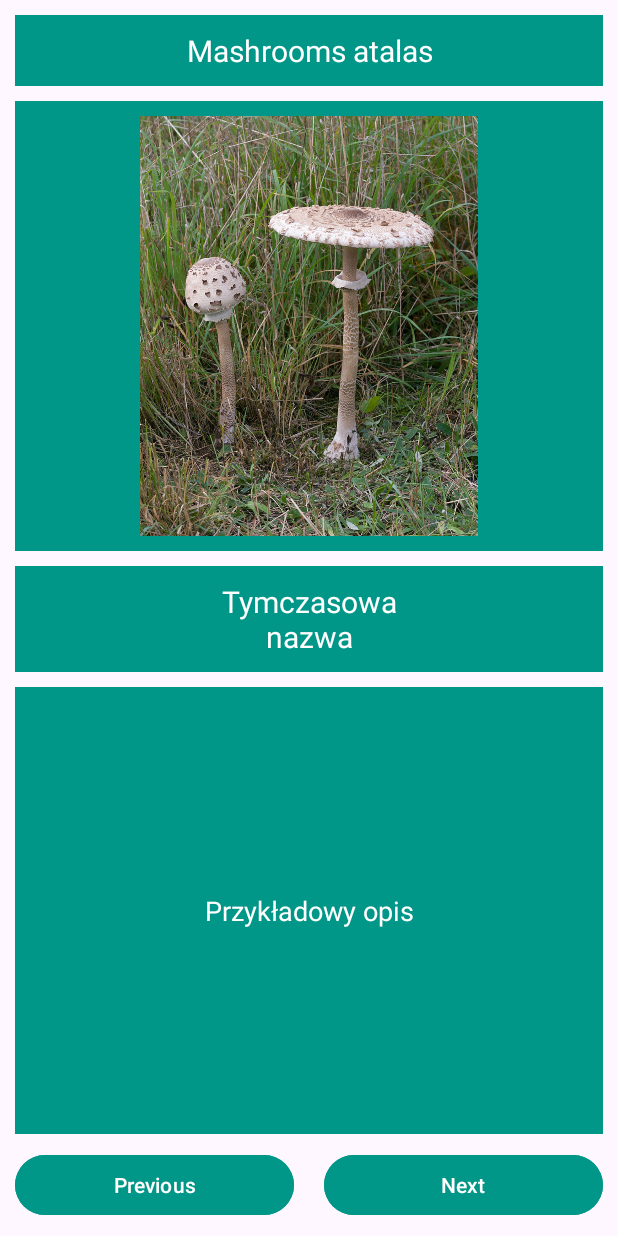
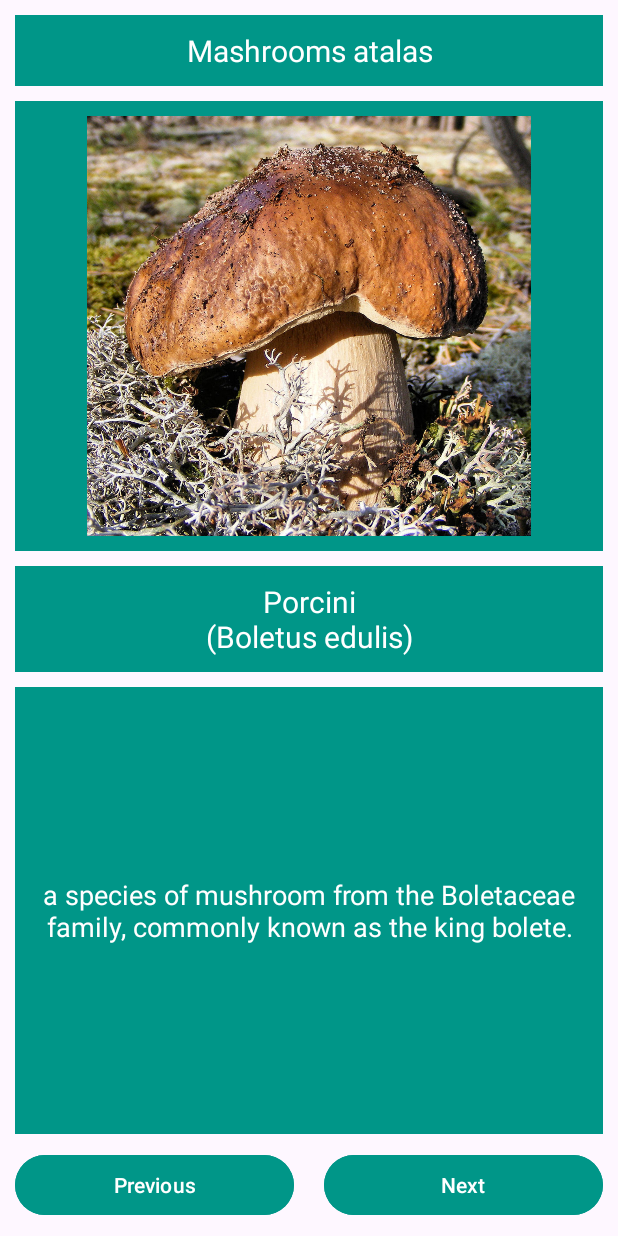
Before and after one commit to BartoszewskiA/2025-26_Prog_aplikacji_mobilnych_L2_NST, an Android app: the screen it shows after launch (MainActivity), on a phone screen of 412 x 824 dp. Run offline under Robolectric (Android 15) with nearby library versions, the phone set to English and light mode, and no system bars.

Commit message:
23.11.25 v3

```diff
--- a/lab03p01-atlas/app/src/main/java/com/example/lab03p01_atlas/MainActivity.java
+++ b/lab03p01-atlas/app/src/main/java/com/example/lab03p01_atlas/MainActivity.java
@@ -1,6 +1,10 @@
 package com.example.lab03p01_atlas;
 
 import android.os.Bundle;
+import android.view.View;
+import android.widget.Button;
+import android.widget.ImageView;
+import android.widget.TextView;
 
 import androidx.activity.EdgeToEdge;
 import androidx.appcompat.app.AppCompatActivity;
@@ -10,6 +14,18 @@ import androidx.core.view.WindowInsetsCompat;
 
 public class MainActivity extends AppCompatActivity {
 
+    TextView tv_nazwa, tv_opis;
+    Button btn_np, btn_ws;
+    ImageView ramka;
+    int[] grafiki = {
+            R.drawable.prawdziwek,
+            R.drawable.podgrzybek,
+            R.drawable.muchomor,
+            R.drawable.kania
+    };
+    String[] nazwy;
+    String[] opisy;
+    int pozycja =0;
     @Override
     protected void onCreate(Bundle savedInstanceState) {
         super.onCreate(savedInstanceState);
@@ -20,5 +36,43 @@ public class MainActivity extends AppCompatActivity {
             v.setPadding(systemBars.left, systemBars.top, systemBars.right, systemBars.bottom);
             return insets;
         });
+        tv_nazwa = findViewById(R.id.tv_nazwa);
+        tv_opis = findViewById(R.id.tv_opis);
+        btn_np = findViewById(R.id.btn_np);
+        btn_ws = findViewById(R.id.btn_ws);
+        ramka = findViewById(R.id.ramka);
+        nazwy = getResources().getStringArray(R.array.nazwy);
+        opisy = getResources().getStringArray(R.array.opisy);
+        wyswietl();
+        dodaj_sluchacza();
+    }
+
+    private void dodaj_sluchacza() {
+        btn_np.setOnClickListener(new View.OnClickListener() {
+            @Override
+            public void onClick(View v) {
+                pozycja++;
+                if (pozycja >= grafiki.length) {
+                    pozycja = 0;
+                }
+                wyswietl();
+            }
+        });
+        btn_ws.setOnClickListener(new View.OnClickListener() {
+            @Override
+            public void onClick(View v) {
+                pozycja--;
+                if (pozycja < 0) {
+                    pozycja = grafiki.length - 1;
+                }
+                wyswietl();
+            }
+        });
+    }
+
+    private void wyswietl() {
+        tv_nazwa.setText(nazwy[pozycja]);
+        tv_opis.setText(opisy[pozycja]);
+        ramka.setImageResource(grafiki[pozycja]);
     }
 }
```
